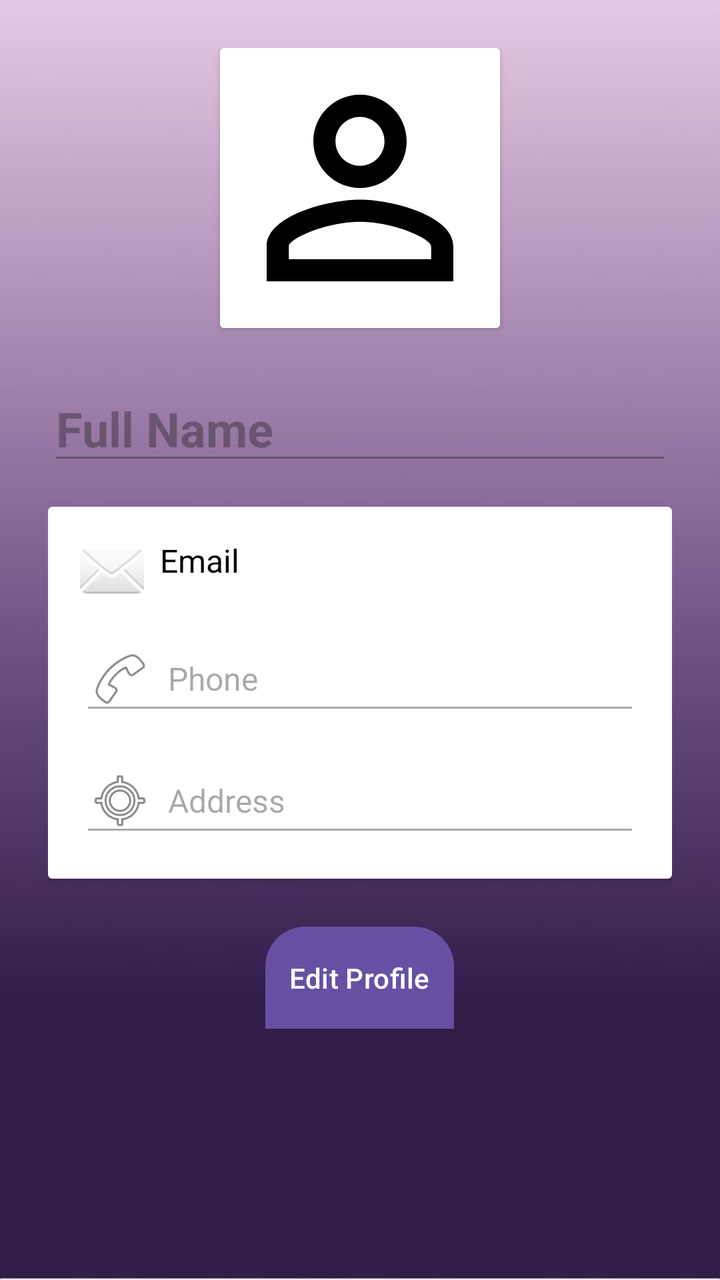
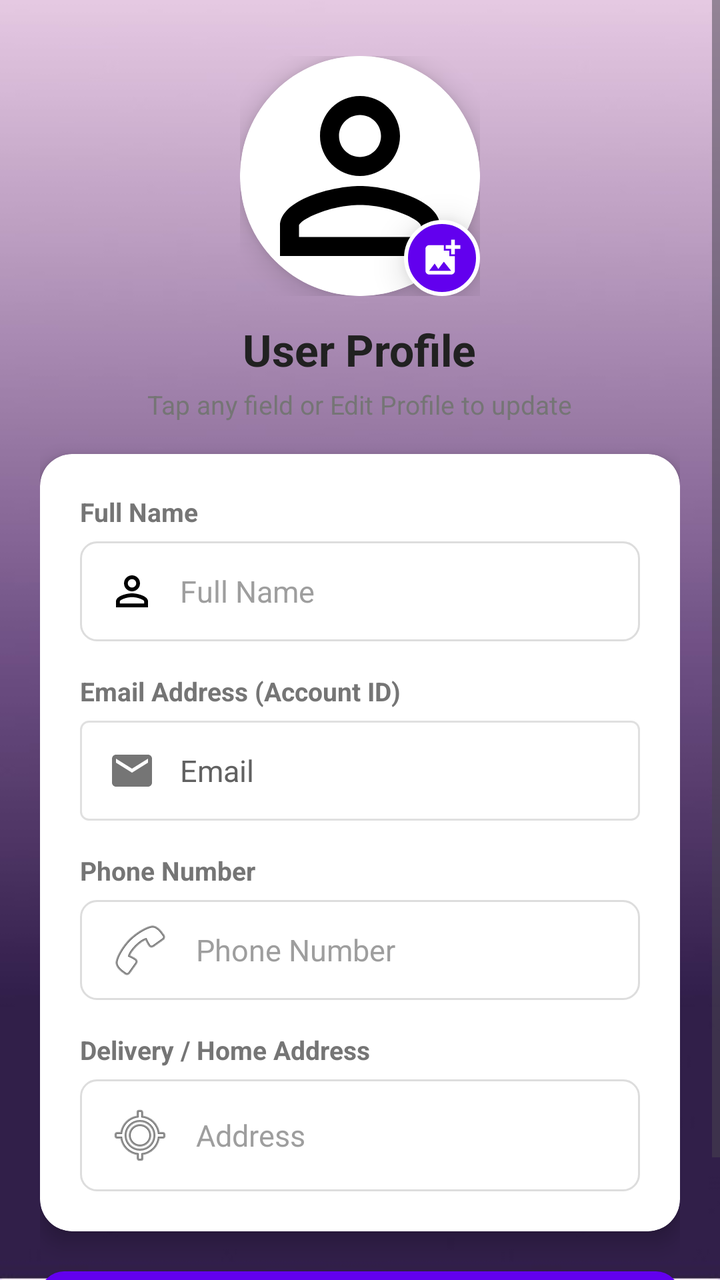

An Android layout rendered at two revisions. The XML below is the earlier revision; the diff shows what the commit changed to produce the second picture.
<!-- AndroidManifest.xml: application theme Theme.Unique -->
<!-- res/layout/fragment_profile.xml -->
<?xml version="1.0" encoding="utf-8"?>
<ScrollView xmlns:android="http://schemas.android.com/apk/res/android"
    android:layout_width="match_parent"
    android:layout_height="match_parent"
    android:background="@drawable/mainbkg">

    <LinearLayout
        android:layout_width="match_parent"
        android:layout_height="wrap_content"
        android:orientation="vertical"
        android:gravity="center_horizontal"
        android:padding="24dp">

        
        <androidx.cardview.widget.CardView
            android:layout_width="140dp"
            android:layout_height="140dp"
            android:layout_marginBottom="24dp"
            android:elevation="12dp"
            android:shape="ring"
            android:thicknessRatio="1.9">
            <ImageView
                android:id="@+id/profileImage"
                android:layout_width="match_parent"
                android:layout_height="match_parent"
                android:background="@color/cardview_light_background"
                android:src="@drawable/baseline_perm_identity_24"
                android:scaleType="centerCrop" />
        </androidx.cardview.widget.CardView>

        
        <EditText
            android:id="@+id/userName"
            android:layout_width="match_parent"
            android:layout_height="wrap_content"
            android:hint="Full Name"
            android:textSize="24sp"
            android:textStyle="bold"
            android:textColor="@android:color/black"
            android:layout_marginBottom="16dp"
            android:enabled="false" />

        
        <androidx.cardview.widget.CardView
            android:layout_width="match_parent"
            android:layout_height="wrap_content"
            android:layout_marginBottom="24dp"
            android:elevation="4dp"
            android:padding="16dp">
            <LinearLayout
                android:layout_width="match_parent"
                android:layout_height="wrap_content"
                android:orientation="vertical"
                android:padding="16dp">
                
                <TextView
                    android:id="@+id/userEmail"
                    android:layout_width="match_parent"
                    android:layout_height="wrap_content"
                    android:text="Email"
                    android:textSize="16sp"
                    android:textColor="@android:color/black"
                    android:drawableStart="@android:drawable/ic_dialog_email"
                    android:drawablePadding="8dp"
                    android:layout_marginBottom="12dp" />

                
                <EditText
                    android:id="@+id/userPhone"
                    android:layout_width="match_parent"
                    android:layout_height="wrap_content"
                    android:hint="Phone"
                    android:textSize="16sp"
                    android:textColor="@android:color/black"
                    android:drawableStart="@android:drawable/ic_menu_call"
                    android:drawablePadding="8dp"
                    android:layout_marginBottom="12dp"
                    android:enabled="false" />

                
                <EditText
                    android:id="@+id/userAddress"
                    android:layout_width="match_parent"
                    android:layout_height="wrap_content"
                    android:hint="Address"
                    android:textSize="16sp"
                    android:textColor="@android:color/black"
                    android:drawableStart="@android:drawable/ic_menu_mylocation"
                    android:drawablePadding="8dp"
                    android:enabled="false" />
            </LinearLayout>
        </androidx.cardview.widget.CardView>

        
        <Button
            android:id="@+id/editProfileButton"
            android:layout_width="wrap_content"
            android:layout_height="wrap_content"
            android:layout_gravity="center"
            android:background="@drawable/lavender_fill"
            android:padding="12dp"
            android:text="Edit Profile"
            android:textColor="@android:color/white"
            android:elevation="4dp" />

        
        <Button
            android:id="@+id/saveProfileButton"
            android:layout_width="wrap_content"
            android:layout_height="wrap_content"
            android:layout_gravity="center"
            android:background="@drawable/lavender_fill"
            android:padding="12dp"
            android:text="Save Profile Details"
            android:textColor="@android:color/white"
            android:elevation="4dp"
            android:visibility="gone" /> 
    </LinearLayout>
</ScrollView>
<!-- resources referenced by this layout -->
<resources>
  <!-- drawable lavender_fill (drawable) -->
  <?xml version="1.0" encoding="utf-8"?>
  <shape xmlns:android="http://schemas.android.com/apk/res/android"
      android:shape="rectangle">
  
      <solid
          android:color="@color/lavender"/>
      <corners
          android:topRightRadius="20dp"
          android:topLeftRadius="20dp"/>
  
  </shape>
  <style name="Theme.Unique" parent="Base.Theme.Unique" />
  <color name="lavender">#8692f7</color>
  <style name="Base.Theme.Unique" parent="Theme.Material3.DayNight.NoActionBar">
          
          
      </style>
  <!-- unchanged entries left out for length: 2 -->
</resources>

<!-- the commit's change to res/layout/fragment_profile.xml (unified diff, before → after) -->
@@ -1,7 +1,9 @@
 <?xml version="1.0" encoding="utf-8"?>
 <ScrollView xmlns:android="http://schemas.android.com/apk/res/android"
+    xmlns:app="http://schemas.android.com/apk/res-auto"
     android:layout_width="match_parent"
     android:layout_height="match_parent"
+    android:fillViewport="true"
     android:background="@drawable/mainbkg">
 
     <LinearLayout
@@ -9,111 +11,254 @@
         android:layout_height="wrap_content"
         android:orientation="vertical"
         android:gravity="center_horizontal"
-        android:padding="24dp">
-
-        
-        <androidx.cardview.widget.CardView
-            android:layout_width="140dp"
-            android:layout_height="140dp"
-            android:layout_marginBottom="24dp"
-            android:elevation="12dp"
-            android:shape="ring"
-            android:thicknessRatio="1.9">
-            <ImageView
-                android:id="@+id/profileImage"
-                android:layout_width="match_parent"
-                android:layout_height="match_parent"
-                android:background="@color/cardview_light_background"
-                android:src="@drawable/baseline_perm_identity_24"
-                android:scaleType="centerCrop" />
-        </androidx.cardview.widget.CardView>
-
-        
-        <EditText
-            android:id="@+id/userName"
-            android:layout_width="match_parent"
-            android:layout_height="wrap_content"
-            android:hint="Full Name"
-            android:textSize="24sp"
+        android:padding="20dp">
+
+        
+        <FrameLayout
+            android:layout_width="wrap_content"
+            android:layout_height="wrap_content"
+            android:layout_marginTop="8dp"
+            android:layout_marginBottom="12dp">
+
+            <androidx.cardview.widget.CardView
+                android:layout_width="120dp"
+                android:layout_height="120dp"
+                app:cardCornerRadius="60dp"
+                app:cardElevation="8dp"
+                app:cardBackgroundColor="@android:color/white">
+
+                <ImageView
+                    android:id="@+id/profileImage"
+                    android:layout_width="match_parent"
+                    android:layout_height="match_parent"
+                    android:background="@color/cardview_light_background"
+                    android:src="@drawable/baseline_perm_identity_24"
+                    android:scaleType="centerCrop"
+                    android:contentDescription="Profile Picture" />
+            </androidx.cardview.widget.CardView>
+
+            
+            <androidx.appcompat.widget.AppCompatImageView
+                android:id="@+id/changePhotoBadge"
+                android:layout_width="38dp"
+                android:layout_height="38dp"
+                android:layout_gravity="bottom|end"
+                android:background="@drawable/badge_background"
+                android:padding="8dp"
+                android:src="@drawable/baseline_add_photo_alternate_24"
+                app:tint="@android:color/white"
+                android:elevation="10dp"
+                android:contentDescription="Change photo" />
+        </FrameLayout>
+
+        
+        <TextView
+            android:id="@+id/profileDisplayName"
+            android:layout_width="wrap_content"
+            android:layout_height="wrap_content"
+            android:text="User Profile"
+            android:textSize="22sp"
             android:textStyle="bold"
-            android:textColor="@android:color/black"
-            android:layout_marginBottom="16dp"
-            android:enabled="false" />
+            android:textColor="@color/primaryTextColor"
+            android:layout_marginBottom="4dp" />
+
+        <TextView
+            android:id="@+id/profileSubtitle"
+            android:layout_width="wrap_content"
+            android:layout_height="wrap_content"
+            android:text="Tap any field or Edit Profile to update"
+            android:textSize="13sp"
+            android:textColor="@color/colorTextSecondary"
+            android:layout_marginBottom="16dp" />
 
         
         <androidx.cardview.widget.CardView
             android:layout_width="match_parent"
             android:layout_height="wrap_content"
-            android:layout_marginBottom="24dp"
-            android:elevation="4dp"
-            android:padding="16dp">
+            android:layout_marginBottom="20dp"
+            app:cardCornerRadius="16dp"
+            app:cardElevation="6dp"
+            app:cardBackgroundColor="@android:color/white">
+
             <LinearLayout
                 android:layout_width="match_parent"
                 android:layout_height="wrap_content"
                 android:orientation="vertical"
-                android:padding="16dp">
-                
-                <TextView
-                    android:id="@+id/userEmail"
-                    android:layout_width="match_parent"
-                    android:layout_height="wrap_content"
-                    android:text="Email"
-                    android:textSize="16sp"
-                    android:textColor="@android:color/black"
-                    android:drawableStart="@android:drawable/ic_dialog_email"
-                    android:drawablePadding="8dp"
-                    android:layout_marginBottom="12dp" />
-
-                
+                android:padding="20dp">
+
+                
+                <TextView
+                    android:layout_width="wrap_content"
+                    android:layout_height="wrap_content"
+                    android:text="Full Name"
+                    android:textSize="13sp"
+                    android:textStyle="bold"
+                    android:textColor="@color/colorTextSecondary"
+                    android:layout_marginBottom="6dp" />
+
+                <EditText
+                    android:id="@+id/userName"
+                    android:layout_width="match_parent"
+                    android:layout_height="50dp"
+                    android:background="@drawable/edit_text_selector"
+                    android:hint="Full Name"
+                    android:textSize="15sp"
+                    android:textColor="@color/primaryTextColor"
+                    android:textColorHint="#9E9E9E"
+                    android:drawableStart="@drawable/baseline_perm_identity_24"
+                    android:drawablePadding="12dp"
+                    android:paddingStart="14dp"
+                    android:paddingEnd="14dp"
+                    android:inputType="textPersonName|textCapWords"
+                    android:layout_marginBottom="16dp" />
+
+                
+                <TextView
+                    android:layout_width="wrap_content"
+                    android:layout_height="wrap_content"
+                    android:text="Email Address (Account ID)"
+                    android:textSize="13sp"
+                    android:textStyle="bold"
+                    android:textColor="@color/colorTextSecondary"
+                    android:layout_marginBottom="6dp" />
+
+                <LinearLayout
+                    android:layout_width="match_parent"
+                    android:layout_height="50dp"
+                    android:background="@drawable/edit_text_background"
+                    android:orientation="horizontal"
+                    android:gravity="center_vertical"
+                    android:paddingStart="14dp"
+                    android:paddingEnd="14dp"
+                    android:layout_marginBottom="16dp">
+
+                    <androidx.appcompat.widget.AppCompatImageView
+                        android:layout_width="24dp"
+                        android:layout_height="24dp"
+                        android:src="@drawable/baseline_email_24"
+                        app:tint="#757575"
+                        android:contentDescription="Email" />
+
+                    <TextView
+                        android:id="@+id/userEmail"
+                        android:layout_width="0dp"
+                        android:layout_height="wrap_content"
+                        android:layout_weight="1"
+                        android:layout_marginStart="12dp"
+                        android:text="Email"
+                        android:textSize="15sp"
+                        android:textColor="#616161" />
+                </LinearLayout>
+
+                
+                <TextView
+                    android:layout_width="wrap_content"
+                    android:layout_height="wrap_content"
+                    android:text="Phone Number"
+                    android:textSize="13sp"
+                    android:textStyle="bold"
+                    android:textColor="@color/colorTextSecondary"
+                    android:layout_marginBottom="6dp" />
+
                 <EditText
                     android:id="@+id/userPhone"
                     android:layout_width="match_parent"
-                    android:layout_height="wrap_content"
-                    android:hint="Phone"
-                    android:textSize="16sp"
-                    android:textColor="@android:color/black"
+                    android:layout_height="50dp"
+                    android:background="@drawable/edit_text_selector"
+                    android:hint="Phone Number"
+                    android:textSize="15sp"
+                    android:textColor="@color/primaryTextColor"
+                    android:textColorHint="#9E9E9E"
                     android:drawableStart="@android:drawable/ic_menu_call"
-                    android:drawablePadding="8dp"
-                    android:layout_marginBottom="12dp"
-                    android:enabled="false" />
-
-                
+                    android:drawablePadding="12dp"
+                    android:paddingStart="14dp"
+                    android:paddingEnd="14dp"
+                    android:inputType="phone"
+                    android:layout_marginBottom="16dp" />
+
+                
+                <TextView
+                    android:layout_width="wrap_content"
+                    android:layout_height="wrap_content"
+                    android:text="Delivery / Home Address"
+                    android:textSize="13sp"
+                    android:textStyle="bold"
+                    android:textColor="@color/colorTextSecondary"
+                    android:layout_marginBottom="6dp" />
+
                 <EditText
                     android:id="@+id/userAddress"
                     android:layout_width="match_parent"
                     android:layout_height="wrap_content"
+                    android:minHeight="50dp"
+                    android:background="@drawable/edit_text_selector"
                     android:hint="Address"
-                    android:textSize="16sp"
-                    android:textColor="@android:color/black"
+                    android:textSize="15sp"
+                    android:textColor="@color/primaryTextColor"
+                    android:textColorHint="#9E9E9E"
                     android:drawableStart="@android:drawable/ic_menu_mylocation"
-                    android:drawablePadding="8dp"
-                    android:enabled="false" />
+                    android:drawablePadding="12dp"
+                    android:paddingStart="14dp"
+                    android:paddingEnd="14dp"
+                    android:paddingTop="12dp"
+                    android:paddingBottom="12dp"
+                    android:inputType="textPostalAddress|textCapSentences"
+                    android:maxLines="3" />
+
             </LinearLayout>
         </androidx.cardview.widget.CardView>
 
         
-        <Button
+        <ProgressBar
+            android:id="@+id/profileProgressBar"
+            android:layout_width="wrap_content"
+            android:layout_height="wrap_content"
+            android:visibility="gone"
+            android:layout_marginBottom="12dp" />
+
+        
+        <androidx.appcompat.widget.AppCompatButton
             android:id="@+id/editProfileButton"
-            android:layout_width="wrap_content"
-            android:layout_height="wrap_content"
-            android:layout_gravity="center"
-            android:background="@drawable/lavender_fill"
-            android:padding="12dp"
+            android:layout_width="match_parent"
+            android:layout_height="52dp"
             android:text="Edit Profile"
             android:textColor="@android:color/white"
-            android:elevation="4dp" />
-
-        
-        <Button
-            android:id="@+id/saveProfileButton"
-            android:layout_width="wrap_content"
-            android:layout_height="wrap_content"
-            android:layout_gravity="center"
-            android:background="@drawable/lavender_fill"
-            android:padding="12dp"
-            android:text="Save Profile Details"
-            android:textColor="@android:color/white"
-            android:elevation="4dp"
-            android:visibility="gone" /> 
+            android:textSize="16sp"
+            android:textStyle="bold"
+            android:background="@drawable/btn_primary_purple" />
+
+        
+        <LinearLayout
+            android:id="@+id/editButtonsLayout"
+            android:layout_width="match_parent"
+            android:layout_height="wrap_content"
+            android:orientation="horizontal"
+            android:visibility="gone">
+
+            <androidx.appcompat.widget.AppCompatButton
+                android:id="@+id/cancelEditButton"
+                android:layout_width="0dp"
+                android:layout_height="52dp"
+                android:layout_weight="1"
+                android:layout_marginEnd="8dp"
+                android:text="Cancel"
+                android:textColor="@color/colorPrimary"
+                android:textSize="15sp"
+                android:textStyle="bold"
+                android:background="@drawable/btn_outlined_purple" />
+
+            <androidx.appcompat.widget.AppCompatButton
+                android:id="@+id/saveProfileButton"
+                android:layout_width="0dp"
+                android:layout_height="52dp"
+                android:layout_weight="1"
+                android:layout_marginStart="8dp"
+                android:text="Save Changes"
+                android:textColor="@android:color/white"
+                android:textSize="15sp"
+                android:textStyle="bold"
+                android:background="@drawable/btn_primary_purple" />
+        </LinearLayout>
+
     </LinearLayout>
 </ScrollView>
<!-- resource entries referenced after the edit -->
@@ -1,19 +1,79 @@
 <!-- resources referenced by this layout -->
 <resources>
-  <!-- drawable lavender_fill (drawable) -->
+  <color name="colorPrimary">#6200EE</color>
+  <color name="colorTextSecondary">#757575</color>
+  <color name="primaryTextColor">#212121</color>
+  <!-- drawable badge_background (drawable) -->
   <?xml version="1.0" encoding="utf-8"?>
   <shape xmlns:android="http://schemas.android.com/apk/res/android"
-      android:shape="rectangle">
-  
-      <solid
-          android:color="@color/lavender"/>
-      <corners
-          android:topRightRadius="20dp"
-          android:topLeftRadius="20dp"/>
-  
+      android:shape="oval">
+      <solid android:color="@color/colorPrimary"/>
+      <stroke android:color="@android:color/white" android:width="2dp"/>
   </shape>
+  <!-- drawable baseline_add_photo_alternate_24 (drawable) -->
+  <vector xmlns:android="http://schemas.android.com/apk/res/android" android:height="24dp" android:tint="#5C6BC0" android:viewportHeight="24" android:viewportWidth="24" android:width="24dp">
+        
+      <path android:fillColor="@android:color/white" android:pathData="M19,7v2.99s-1.99,0.01 -2,0L17,7h-3s0.01,-1.99 0,-2h3L17,2h2v3h3v2h-3zM16,11L16,8h-3L13,5L5,5c-1.1,0 -2,0.9 -2,2v12c0,1.1 0.9,2 2,2h12c1.1,0 2,-0.9 2,-2v-8h-3zM5,19l3,-4 2,3 3,-4 4,5L5,19z"/>
+      
+  </vector>
+  <!-- drawable baseline_email_24 (drawable) -->
+  <vector xmlns:android="http://schemas.android.com/apk/res/android" android:height="24dp" android:tint="#5C6BC0" android:viewportHeight="24" android:viewportWidth="24" android:width="24dp">
+        
+      <path android:fillColor="@android:color/white" android:pathData="M20,4L4,4c-1.1,0 -1.99,0.9 -1.99,2L2,18c0,1.1 0.9,2 2,2h16c1.1,0 2,-0.9 2,-2L22,6c0,-1.1 -0.9,-2 -2,-2zM20,8l-8,5 -8,-5L4,6l8,5 8,-5v2z"/>
+      
+  </vector>
+  <!-- drawable btn_outlined_purple (drawable) -->
+  <?xml version="1.0" encoding="utf-8"?>
+  <ripple xmlns:android="http://schemas.android.com/apk/res/android"
+      android:color="#206200EE">
+      <item>
+          <shape android:shape="rectangle">
+              <solid android:color="@android:color/white" />
+              <stroke android:color="@color/colorPrimary" android:width="1.5dp" />
+              <corners android:radius="12dp" />
+          </shape>
+      </item>
+  </ripple>
+  <!-- drawable btn_primary_purple (drawable) -->
+  <?xml version="1.0" encoding="utf-8"?>
+  <ripple xmlns:android="http://schemas.android.com/apk/res/android"
+      android:color="#40FFFFFF">
+      <item>
+          <shape android:shape="rectangle">
+              <solid android:color="@color/colorPrimary" />
+              <corners android:radius="12dp" />
+          </shape>
+      </item>
+  </ripple>
+  <!-- drawable edit_text_background (drawable) -->
+  <?xml version="1.0" encoding="utf-8"?>
+  <shape xmlns:android="http://schemas.android.com/apk/res/android">
+      <solid android:color="@android:color/white"/>
+      <corners android:radius="4dp"/>
+      <stroke
+          android:width="1dp"
+          android:color="#E0E0E0"/>
+  </shape>
+  <!-- drawable edit_text_selector (drawable) -->
+  <?xml version="1.0" encoding="utf-8"?>
+  <selector xmlns:android="http://schemas.android.com/apk/res/android">
+      <item android:state_focused="true" android:drawable="@drawable/edit_text_focused" />
+      <item android:drawable="@drawable/edit_text_border" />
+  </selector>
   <style name="Theme.Unique" parent="Base.Theme.Unique" />
-  <color name="lavender">#8692f7</color>
+  <!-- drawable edit_text_focused (drawable) -->
+  <?xml version="1.0" encoding="utf-8"?>
+  <shape xmlns:android="http://schemas.android.com/apk/res/android">
+      <solid android:color="#FFFFFF"/>
+      <corners android:radius="8dp"/>
+      <stroke android:color="@color/colorPrimary" android:width="2dp"/>
+  </shape>
+  <!-- drawable edit_text_border (drawable) -->
+  <shape xmlns:android="http://schemas.android.com/apk/res/android">
+      <solid android:color="#FFFFFF"/>
+      <corners android:radius="8dp"/>
+      <stroke android:color="#DDDDDD" android:width="1dp"/>
+  </shape>
   <style name="Base.Theme.Unique" parent="Theme.Material3.DayNight.NoActionBar">
           
           
